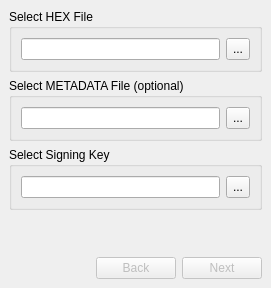
ISF-H-BRS/FirmwareUpdater, file Packager/mainwindow.ui: the form before one commit.
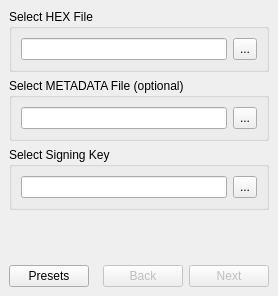
The form after the commit. Icons and pictures are not drawn.

Commit message: Support presets in packager.

Diff of the .ui file:
```diff
--- a/Packager/mainwindow.ui
+++ b/Packager/mainwindow.ui
@@ -6,8 +6,8 @@
    <rect>
     <x>0</x>
     <y>0</y>
-    <width>258</width>
-    <height>288</height>
+    <width>278</width>
+    <height>296</height>
    </rect>
   </property>
   <property name="windowTitle">
@@ -145,6 +145,13 @@
         </item>
         <item>
          <layout class="QHBoxLayout" name="horizontalLayout">
+          <item>
+           <widget class="QPushButton" name="presetsButton">
+            <property name="text">
+             <string>Presets</string>
+            </property>
+           </widget>
+          </item>
           <item>
            <spacer name="horizontalSpacer">
             <property name="orientation">
```
The commit also changes 82 other files.
